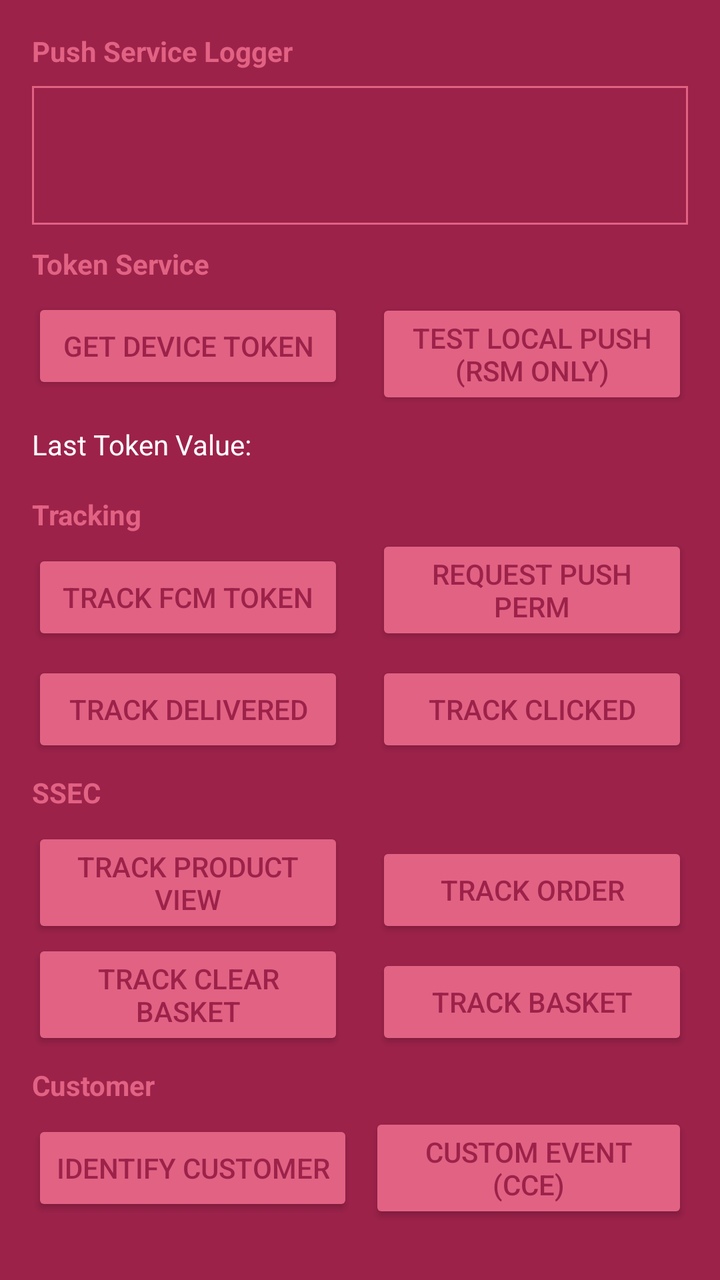
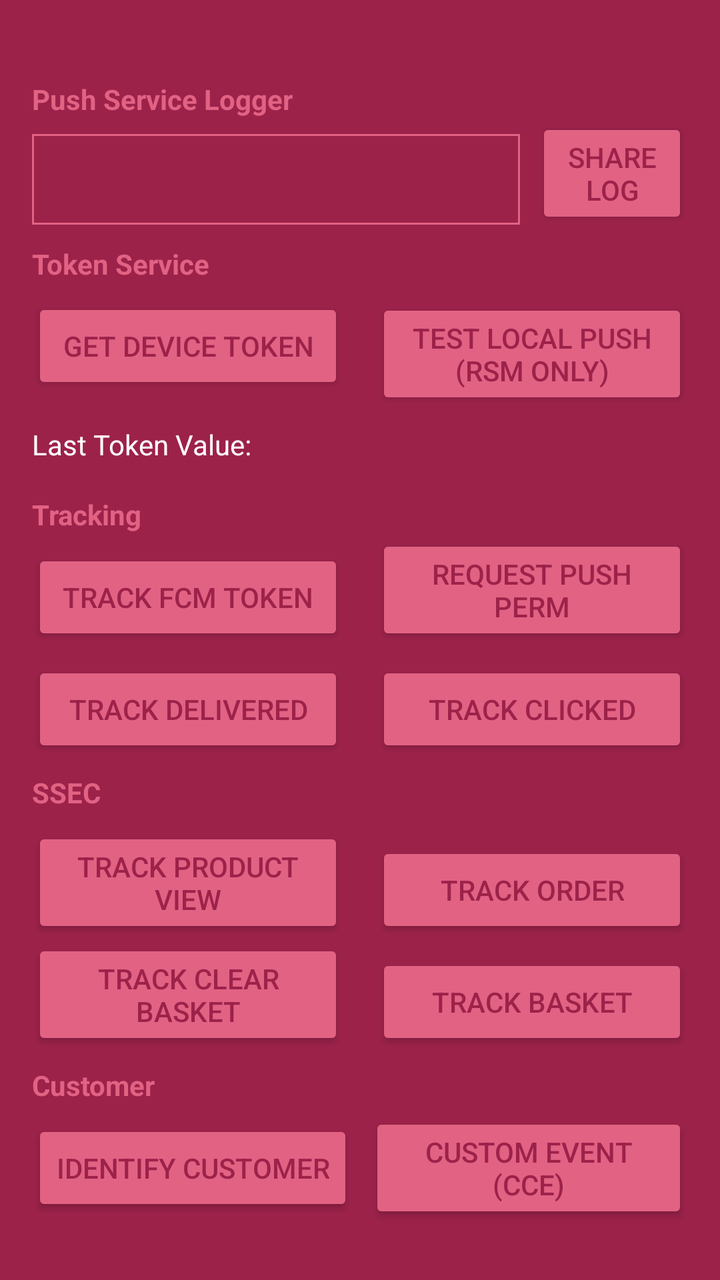

An Android layout rendered at two revisions. The XML below is the earlier revision; the diff shows what the commit changed to produce the second picture.
<!-- AndroidManifest.xml: application theme AppTheme -->
<!-- res/layout/fragment_track.xml -->
<?xml version="1.0" encoding="utf-8"?>
<androidx.constraintlayout.widget.ConstraintLayout xmlns:android="http://schemas.android.com/apk/res/android"
    xmlns:app="http://schemas.android.com/apk/res-auto"
    xmlns:tools="http://schemas.android.com/tools"
    android:layout_width="match_parent"
    android:layout_height="match_parent"
    tools:context=".view.MainActivity">


    <androidx.recyclerview.widget.RecyclerView
        android:id="@+id/listView"
        android:visibility="visible"
        android:layout_width="match_parent"
        android:layout_height="0dp"
        android:layout_marginBottom="8dp"
        android:layout_marginEnd="@dimen/content_margin"
        android:layout_marginStart="@dimen/content_margin"
        android:layout_marginTop="8dp"
        android:background="@drawable/borders_rect"
        app:layoutManager="LinearLayoutManager"
        app:reverseLayout="false"
        app:stackFromEnd="true"
        app:layout_constraintBottom_toTopOf="@+id/textView5"
        app:layout_constraintEnd_toEndOf="parent"
        app:layout_constraintStart_toStartOf="parent"
        app:layout_constraintTop_toBottomOf="@+id/textView" />

    <TextView
        android:id="@+id/textView"
        android:visibility="visible"
        android:layout_width="wrap_content"
        android:layout_height="wrap_content"
        android:layout_marginStart="@dimen/content_margin"
        android:layout_marginTop="@dimen/content_margin"
        android:text="Push Service Logger"
        android:textColor="@color/colorAccent"
        android:textStyle="bold"
        app:layout_constraintStart_toStartOf="parent"
        app:layout_constraintTop_toTopOf="parent" />

    <TextView
        android:id="@+id/textView5"
        android:layout_width="wrap_content"
        android:layout_height="wrap_content"
        android:layout_marginBottom="8dp"
        android:layout_marginStart="16dp"
        android:text="Token Service"
        android:textColor="@color/colorAccent"
        android:textStyle="bold"
        app:layout_constraintBottom_toTopOf="@+id/buttonTestPush"
        app:layout_constraintStart_toStartOf="parent" />

    <Button
        android:id="@+id/buttonGetToken"
        android:layout_width="0dp"
        android:layout_height="wrap_content"
        android:layout_marginBottom="8dp"
        android:layout_marginEnd="16dp"
        android:layout_marginStart="16dp"
        android:text="Get Device Token"
        android:theme="@style/AppButton"
        app:layout_constraintBottom_toTopOf="@+id/tokenText"
        app:layout_constraintTop_toBottomOf="@+id/textView5"
        app:layout_constraintEnd_toStartOf="@+id/buttonAuthorizePush"
        app:layout_constraintStart_toStartOf="parent" />

    <TextView
        android:id="@+id/tokenText"
        android:layout_width="0dp"
        android:layout_height="wrap_content"
        android:layout_marginBottom="16dp"
        android:text="Last Token Value:"
        app:layout_constraintBottom_toTopOf="@+id/textView2"
        app:layout_constraintEnd_toEndOf="@+id/buttonTestPush"
        app:layout_constraintStart_toStartOf="@+id/buttonGetToken"  />

    <Button
        android:id="@+id/buttonTestPush"
        android:layout_width="0dp"
        android:layout_height="wrap_content"
        android:layout_marginBottom="8dp"
        android:layout_marginEnd="16dp"
        android:layout_marginStart="16dp"
        android:text="Test Local Push\n(RSM only)"
        android:theme="@style/AppButton"
        app:layout_constraintBottom_toTopOf="@+id/tokenText"
        app:layout_constraintEnd_toEndOf="parent"
        app:layout_constraintStart_toEndOf="@+id/buttonGetToken" />

    <TextView
        android:id="@+id/textView2"
        android:layout_width="wrap_content"
        android:layout_height="wrap_content"
        android:layout_marginBottom="8dp"
        android:layout_marginStart="16dp"
        android:text="Tracking"
        android:textColor="@color/colorAccent"
        android:textStyle="bold"
        app:layout_constraintBottom_toTopOf="@+id/buttonTrackToken"
        app:layout_constraintStart_toStartOf="parent" />

    <Button
        android:id="@+id/buttonAuthorizePush"
        android:layout_width="0dp"
        android:layout_height="wrap_content"
        android:layout_marginBottom="8dp"
        android:layout_marginEnd="16dp"
        android:layout_marginStart="8dp"
        android:text="Request Push perm"
        android:theme="@style/AppButton"
        app:layout_constraintBottom_toTopOf="@+id/buttonTrackClicked"
        app:layout_constraintEnd_toEndOf="parent"
        app:layout_constraintHorizontal_bias="1.0"
        app:layout_constraintStart_toEndOf="@+id/space" />

    <Button
        android:id="@+id/buttonTrackToken"
        android:layout_width="0dp"
        android:layout_height="wrap_content"
        android:layout_marginBottom="8dp"
        android:layout_marginEnd="16dp"
        android:layout_marginStart="16dp"
        android:text="Track FCM Token"
        android:theme="@style/AppButton"
        app:layout_constraintBottom_toTopOf="@+id/buttonTrackClicked"
        app:layout_constraintEnd_toStartOf="@+id/buttonAuthorizePush"
        app:layout_constraintStart_toStartOf="parent" />

    <Space
        android:id="@+id/space"
        android:layout_width="wrap_content"
        android:layout_height="wrap_content"
        android:layout_marginEnd="8dp"
        android:layout_marginStart="8dp"
        android:layout_marginTop="8dp"
        app:layout_constraintEnd_toEndOf="parent"
        app:layout_constraintStart_toStartOf="parent"
        app:layout_constraintTop_toBottomOf="@+id/buttonTrackToken" />

    <Button
        android:id="@+id/buttonTrackClicked"
        android:layout_width="0dp"
        android:layout_height="wrap_content"
        android:layout_marginBottom="8dp"
        android:layout_marginEnd="16dp"
        android:layout_marginStart="8dp"
        android:text="Track Clicked"
        android:theme="@style/AppButton"
        app:layout_constraintBottom_toTopOf="@+id/textView4"
        app:layout_constraintEnd_toEndOf="parent"
        app:layout_constraintHorizontal_bias="1.0"
        app:layout_constraintStart_toEndOf="@+id/space" />

    <Button
        android:id="@+id/buttonTrackDelivered"
        android:layout_width="0dp"
        android:layout_height="wrap_content"
        android:layout_marginBottom="8dp"
        android:layout_marginEnd="8dp"
        android:layout_marginStart="16dp"
        android:text="Track Delivered"
        android:theme="@style/AppButton"
        app:layout_constraintBottom_toTopOf="@+id/textView4"
        app:layout_constraintEnd_toStartOf="@+id/space"
        app:layout_constraintStart_toStartOf="parent" />

    <TextView
        android:id="@+id/textView4"
        android:layout_width="wrap_content"
        android:layout_height="wrap_content"
        android:layout_marginBottom="8dp"
        android:layout_marginStart="16dp"
        android:text="SSEC"
        android:textColor="@color/colorAccent"
        android:textStyle="bold"
        app:layout_constraintBottom_toTopOf="@+id/buttonTrackProductView"
        app:layout_constraintStart_toStartOf="parent" />


    <Button
        android:id="@+id/buttonTrackOrder"
        android:layout_width="0dp"
        android:layout_height="wrap_content"
        android:layout_marginBottom="8dp"
        android:layout_marginEnd="16dp"
        android:layout_marginStart="8dp"
        android:text="Track Order"
        android:theme="@style/AppButton"
        app:layout_constraintBottom_toTopOf="@+id/buttonTrackBasket"
        app:layout_constraintEnd_toEndOf="parent"
        app:layout_constraintHorizontal_bias="1.0"
        app:layout_constraintStart_toEndOf="@+id/space" />

    <Button
        android:id="@+id/buttonTrackProductView"
        android:layout_width="0dp"
        android:layout_height="wrap_content"
        android:layout_marginBottom="8dp"
        android:layout_marginEnd="16dp"
        android:layout_marginStart="16dp"
        android:text="Track Product View"
        android:theme="@style/AppButton"
        app:layout_constraintBottom_toTopOf="@+id/buttonTrackBasket"
        app:layout_constraintEnd_toStartOf="@+id/buttonTrackOrder"
        app:layout_constraintStart_toStartOf="parent" />

    <Space
        android:id="@+id/space1"
        android:layout_width="wrap_content"
        android:layout_height="wrap_content"
        android:layout_marginEnd="8dp"
        android:layout_marginStart="8dp"
        android:layout_marginTop="8dp"
        app:layout_constraintEnd_toEndOf="parent"
        app:layout_constraintStart_toStartOf="parent"
        app:layout_constraintTop_toBottomOf="@+id/buttonTrackProductView" />

    <Button
        android:id="@+id/buttonTrackBasket"
        android:layout_width="0dp"
        android:layout_height="wrap_content"
        android:layout_marginBottom="8dp"
        android:layout_marginEnd="16dp"
        android:layout_marginStart="8dp"
        android:text="Track Basket"
        android:theme="@style/AppButton"
        app:layout_constraintBottom_toTopOf="@+id/textView3"
        app:layout_constraintEnd_toEndOf="parent"
        app:layout_constraintHorizontal_bias="1.0"
        app:layout_constraintStart_toEndOf="@+id/space" />

    <Button
        android:id="@+id/buttonTrackClearBasket"
        android:layout_width="0dp"
        android:layout_height="wrap_content"
        android:layout_marginBottom="8dp"
        android:layout_marginEnd="8dp"
        android:layout_marginStart="16dp"
        android:text="Track Clear Basket"
        android:theme="@style/AppButton"
        app:layout_constraintBottom_toTopOf="@+id/textView3"
        app:layout_constraintEnd_toStartOf="@+id/space"
        app:layout_constraintStart_toStartOf="parent" />

    <TextView
        android:id="@+id/textView3"
        android:layout_width="wrap_content"
        android:layout_height="wrap_content"
        android:layout_marginBottom="8dp"
        android:layout_marginStart="16dp"
        android:text="Customer"
        android:textColor="@color/colorAccent"
        android:textStyle="bold"
        app:layout_constraintBottom_toTopOf="@+id/buttonUpdateProperties"
        app:layout_constraintStart_toStartOf="parent" />

    <Button
        android:id="@+id/buttonUpdateProperties"
        android:layout_width="wrap_content"
        android:layout_height="wrap_content"
        android:layout_marginBottom="32dp"
        android:text="Identify Customer"
        android:theme="@style/AppButton"
        app:layout_constraintBottom_toBottomOf="parent"
        app:layout_constraintStart_toStartOf="@+id/textView3" />

    <Button
        android:id="@+id/buttonCustomEvent"
        android:layout_width="0dp"
        android:layout_height="wrap_content"
        android:layout_marginEnd="16dp"
        android:layout_marginStart="8dp"
        android:text="Custom Event (cce)"
        android:theme="@style/AppButton"
        app:layout_constraintBottom_toBottomOf="@+id/buttonUpdateProperties"
        app:layout_constraintEnd_toEndOf="parent"
        app:layout_constraintStart_toEndOf="@+id/buttonUpdateProperties"
        app:layout_constraintTop_toTopOf="@+id/buttonUpdateProperties" />



</androidx.constraintlayout.widget.ConstraintLayout>
<!-- resources referenced by this layout -->
<resources>
  <color name="colorAccent">#e26284</color>
  <dimen name="content_margin">16dp</dimen>
  <!-- drawable borders_rect (drawable) -->
  <?xml version="1.0" encoding="utf-8"?>
  <layer-list
      xmlns:android="http://schemas.android.com/apk/res/android">
  
      <item
          android:bottom="2dp">
          <shape android:shape="rectangle">
              <stroke android:width="1dp"
                  android:color="@color/colorAccent"/>
          </shape>
      </item>
  </layer-list>
  <style name="AppButton" parent="Theme.AppCompat">
          <item name="colorButtonNormal">@color/colorAccent</item>
          <item name="colorControlHighlight">@color/colorPrimary</item>
          <item name="android:textColor">@color/colorPrimaryDark</item>
      </style>
  <style name="AppTheme" parent="Theme.AppCompat.NoActionBar">
          <item name="android:colorPrimary">@color/colorPrimary</item>
          <item name="android:colorPrimaryDark">@color/colorPrimaryDark</item>
          <item name="android:textColorPrimary">@color/white</item>
          <item name="android:colorAccent">@color/colorAccent</item>
          <item name="android:color">@color/white</item>
          <item name="android:windowBackground">@color/colorPrimaryDark</item>
          <item name="android:colorBackground">@color/colorPrimaryDark</item>
          <item name="android:textColor">@color/white</item>
          <item name="android:textColorHint">@color/white</item>
          <item name="colorControlNormal">@color/colorAccent</item>
          <item name="colorControlActivated">@color/colorAccent</item>
      </style>
  <color name="colorPrimary">#943853</color>
  <color name="colorPrimaryDark">#9c224a</color>
  <color name="white">#FFFFFF</color>
</resources>

<!-- the commit's change to res/layout/fragment_track.xml (unified diff, before → after) -->
@@ -6,6 +6,18 @@
     android:layout_height="match_parent"
     tools:context=".view.MainActivity">
 
+    <TextView
+        android:id="@+id/textView"
+        android:visibility="visible"
+        android:layout_width="wrap_content"
+        android:layout_height="wrap_content"
+        android:layout_marginStart="@dimen/content_margin"
+        android:layout_marginTop="@dimen/logo_height"
+        android:text="Push Service Logger"
+        android:textColor="@color/colorAccent"
+        android:textStyle="bold"
+        app:layout_constraintStart_toStartOf="parent"
+        app:layout_constraintTop_toTopOf="parent" />
 
     <androidx.recyclerview.widget.RecyclerView
         android:id="@+id/listView"
@@ -13,7 +25,7 @@
         android:layout_width="match_parent"
         android:layout_height="0dp"
         android:layout_marginBottom="8dp"
-        android:layout_marginEnd="@dimen/content_margin"
+        android:layout_marginEnd="@dimen/logo_width"
         android:layout_marginStart="@dimen/content_margin"
         android:layout_marginTop="8dp"
         android:background="@drawable/borders_rect"
@@ -25,18 +37,19 @@
         app:layout_constraintStart_toStartOf="parent"
         app:layout_constraintTop_toBottomOf="@+id/textView" />
 
-    <TextView
-        android:id="@+id/textView"
-        android:visibility="visible"
-        android:layout_width="wrap_content"
-        android:layout_height="wrap_content"
-        android:layout_marginStart="@dimen/content_margin"
-        android:layout_marginTop="@dimen/content_margin"
-        android:text="Push Service Logger"
-        android:textColor="@color/colorAccent"
-        android:textStyle="bold"
-        app:layout_constraintStart_toStartOf="parent"
-        app:layout_constraintTop_toTopOf="parent" />
+    <Button
+        android:id="@+id/buttonShareLog"
+        android:layout_width="0dp"
+        android:layout_height="wrap_content"
+        android:layout_marginBottom="8dp"
+        android:layout_marginEnd="16dp"
+        android:layout_marginStart="8dp"
+        android:text="Share Log"
+        android:theme="@style/AppButton"
+        app:layout_constraintTop_toTopOf="@+id/listView"
+        app:layout_constraintBottom_toBottomOf="@+id/listView"
+        app:layout_constraintEnd_toEndOf="parent"
+        app:layout_constraintStart_toEndOf="@+id/listView" />
 
     <TextView
         android:id="@+id/textView5"
<!-- resource entries referenced after the edit -->
@@ -2,6 +2,8 @@
 <resources>
   <color name="colorAccent">#e26284</color>
   <dimen name="content_margin">16dp</dimen>
+  <dimen name="logo_height">40dp</dimen>
+  <dimen name="logo_width">100dp</dimen>
   <!-- drawable borders_rect (drawable) -->
   <?xml version="1.0" encoding="utf-8"?>
   <layer-list
